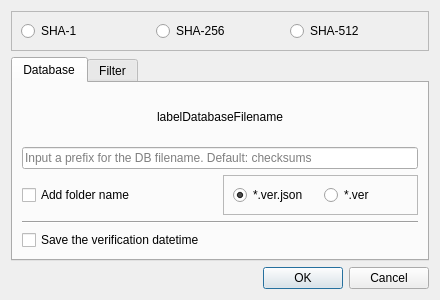
First picture: the form in src/settingsdialog.ui, repository artemvlas/veretino, before the edit.
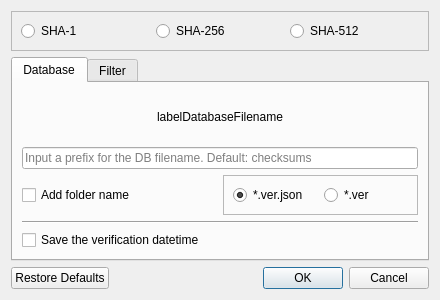
Second picture: the form after the edit.

Commit message: added a button to reset default settings

Diff of the .ui file:
```diff
--- a/src/settingsdialog.ui
+++ b/src/settingsdialog.ui
@@ -248,7 +248,7 @@
       <enum>Qt::Horizontal</enum>
      </property>
      <property name="standardButtons">
-      <set>QDialogButtonBox::Cancel|QDialogButtonBox::Ok</set>
+      <set>QDialogButtonBox::Cancel|QDialogButtonBox::Ok|QDialogButtonBox::RestoreDefaults</set>
      </property>
     </widget>
    </item>
```
The commit also changes 5 other files.
